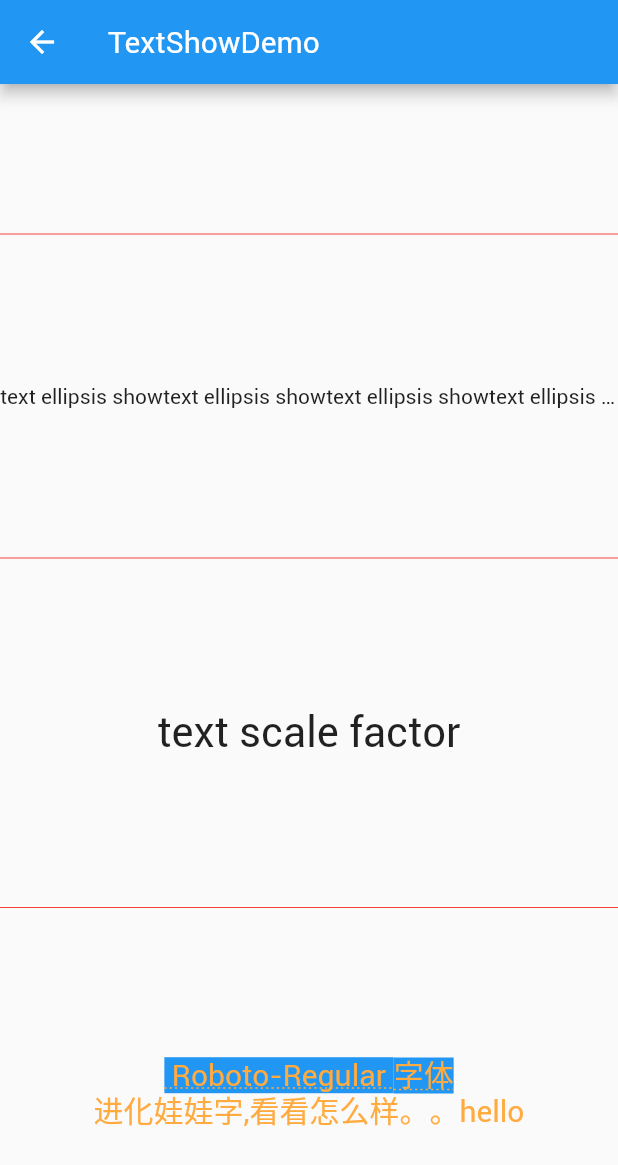
After one commit to Alexkaer/flutter_routes, a Flutter app: the WidgetsPage screen opened directly, after a tap on "TextShowDemo", on a phone screen of 412 x 824 dp. The commit adds this screen. Shown: the top 1165 px of the screen. Run offline on Flutter 3.47's test engine with Material 2 defaults, Android fonts, the phone set to English and light mode, and no system bars; network calls fail; Roboto replaces fonts that are missing (Wawati).

Commit message:
add some widgets demo

```diff
--- a/lib/widgets/constrained_box.dart
+++ b/lib/widgets/constrained_box.dart
@@ -25,7 +25,9 @@ class ConstrainedBoxDemo extends StatelessWidget {
               child:
                   DecoratedBox(decoration: BoxDecoration(color: Colors.blue)),
             ),
-            ConstrainedBox(
+            Expanded(
+              flex: 1,
+              child: ConstrainedBox(
                   constraints: BoxConstraints.loose(Size(400, 400)),
                   child: Container(
                     width: 200,
@@ -33,6 +35,7 @@ class ConstrainedBoxDemo extends StatelessWidget {
                     child: DecoratedBox(
                         decoration: BoxDecoration(color: Colors.green)),
                   )),
+            ),
           ],
         ));
   }
--- /dev/null
+++ b/lib/widgets/text_page.dart
@@ -0,0 +1,94 @@
+import 'package:flutter/material.dart';
+
+class TextShowDemo extends StatelessWidget {
+  @override
+  Widget build(BuildContext context) {
+    return new Scaffold(
+      appBar: new AppBar(
+        title: new Text('TextShowDemo'),
+      ),
+      body: SingleChildScrollView(
+          child: Column(
+        children: <Widget>[
+          Divider(
+            height: 200,
+            color: Colors.red,
+          ),
+          Text(
+            'text ellipsis show' * 4,
+            overflow: TextOverflow.ellipsis,
+          ),
+          Divider(
+            height: 200,
+            color: Colors.red,
+          ),
+          Text(
+            'text scale factor',
+            textScaleFactor: 2,
+          ),
+          Divider(
+            height: 200,
+            color: Colors.red,
+          ),
+          Text(
+            ' Roboto-Regular 字体',
+            style: TextStyle(
+              color: Colors.orangeAccent,
+              fontSize: 20,
+              height: 1.2,
+              fontFamily: 'Roboto',
+              background: Paint()..color = Colors.blue,
+              decoration: TextDecoration.underline,
+              decorationStyle: TextDecorationStyle.dotted,
+            ),
+          ),
+          Text(
+            '进化娃娃字,看看怎么样。。hello',
+            style: TextStyle(
+              color: Colors.orangeAccent,
+              fontSize: 20,
+              height: 1.2,
+              fontFamily: 'Wawati',
+            ),
+          ),
+          Divider(
+            height: 200,
+            color: Colors.red,
+          ),
+          Text.rich(TextSpan(children: [
+            TextSpan(text: 'Home:'),
+            TextSpan(
+              text: "https://flutterchina.club",
+              style: TextStyle(color: Colors.orange),
+            ),
+          ])),
+          Divider(
+            height: 200,
+            color: Colors.red,
+          ),
+          DefaultTextStyle(
+            //1.设置文本默认样式
+            style: TextStyle(
+              color: Colors.red,
+              fontSize: 20.0,
+            ),
+            textAlign: TextAlign.start,
+            child: Column(
+              crossAxisAlignment: CrossAxisAlignment.start,
+              children: <Widget>[
+                Text("hello world"),
+                Text("I am Jack"),
+                Text(
+                  "I am Jack",
+                  style: TextStyle(
+                      inherit: false, //2.不继承默认样式
+                      color: Colors.grey),
+                ),
+              ],
+            ),
+          ),
+        ],
+      )),
+    );
+  }
+}
--- /dev/null
+++ b/lib/widgets/widgets_page.dart
@@ -0,0 +1,70 @@
+import 'package:flutter/material.dart';
+import 'constrained_box.dart';
+import 'decorated_box.dart';
+import 'transform_demo.dart';
+import 'text_page.dart';
+import 'button_page.dart';
+import 'image_and_icon.dart';
+
+class WidgetsPage extends StatelessWidget {
+  @override
+  Widget build(BuildContext context) {
+    return new Scaffold(
+      appBar: new AppBar(
+        title: new Text('WidgetsPage'),
+      ),
+      body: ListView(
+        children: <Widget>[
+          ListTile(
+            title: Text('constrained box'),
+            trailing: Icon(Icons.navigate_next),
+            onTap: () => Navigator.of(context)
+                .push(MaterialPageRoute(builder: (context) {
+              return ConstrainedBoxDemo();
+            })),
+          ),
+          ListTile(
+            title: Text('decorated box'),
+            trailing: Icon(Icons.navigate_next),
+            onTap: () => Navigator.of(context)
+                .push(MaterialPageRoute(builder: (context) {
+              return DecoratedBoxDemo();
+            })),
+          ),
+          ListTile(
+            title: Text('transform box'),
+            trailing: Icon(Icons.navigate_next),
+            onTap: () => Navigator.of(context)
+                .push(MaterialPageRoute(builder: (context) {
+              return TransformDemo();
+            })),
+          ),
+          ListTile(
+            title: Text('TextShowDemo'),
+            trailing: Icon(Icons.navigate_next),
+            onTap: () => Navigator.of(context)
+                .push(MaterialPageRoute(builder: (context) {
+              return TextShowDemo();
+            })),
+          ),
+          ListTile(
+            title: Text('ButtonShowDemo'),
+            trailing: Icon(Icons.navigate_next),
+            onTap: () => Navigator.of(context)
+                .push(MaterialPageRoute(builder: (context) {
+              return ButtonShowDemo();
+            })),
+          ),
+          ListTile(
+            title: Text('ImageAndIcon'),
+            trailing: Icon(Icons.navigate_next),
+            onTap: () => Navigator.of(context)
+                .push(MaterialPageRoute(builder: (context) {
+              return ImageAndIcon();
+            })),
+          ),
+        ],
+      ),
+    );
+  }
+}
```
Also changed, not shown: lib/main.dart (+14 -2 lines), lib/widgets/button_page.dart (added, +48 -0 lines), lib/widgets/image_and_icon.dart (added, +59 -0 lines), pubspec.yaml (+10 -11 lines), fonts/Roboto-Regular.ttf (added), fonts/verdana.ttf (added), 1 other file. Lines whose indentation alone changed are shown as unchanged.
